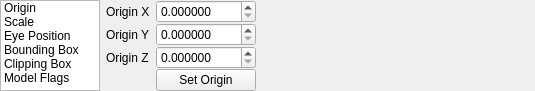
SamVanheer/HalfLifeAssetManager, file src/tools/hlam/ui/assets/studiomodel/dockpanels/StudioModelModelDataPanel.ui: the form before one commit.
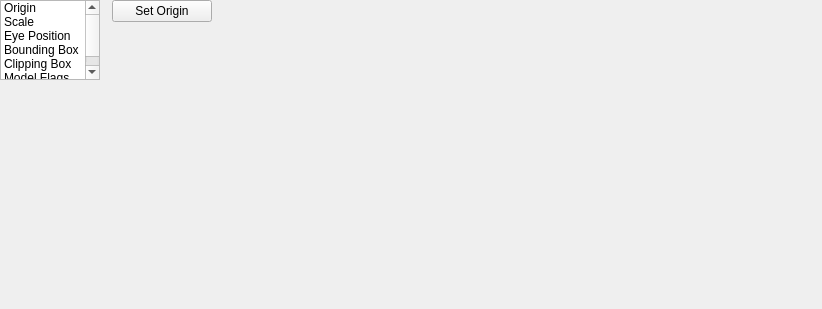
The form after the commit. Custom widgets are drawn as their Qt base class.

Commit message: Rework Model Data Origin page to use Vector3Edit widget

What changed in the file:
```diff
--- a/src/tools/hlam/ui/assets/studiomodel/dockpanels/StudioModelModelDataPanel.ui
+++ b/src/tools/hlam/ui/assets/studiomodel/dockpanels/StudioModelModelDataPanel.ui
@@ -6,8 +6,8 @@
    <rect>
     <x>0</x>
     <y>0</y>
-    <width>535</width>
-    <height>83</height>
+    <width>822</width>
+    <height>309</height>
    </rect>
   </property>
   <property name="windowTitle">
@@ -76,14 +76,7 @@
        <property name="verticalSpacing">
         <number>0</number>
        </property>
-       <item row="0" column="0">
-        <widget class="QLabel" name="label">
-         <property name="text">
-          <string>Origin X</string>
-         </property>
-        </widget>
-       </item>
-       <item row="3" column="1">
+       <item row="1" column="1">
         <widget class="QPushButton" name="SetOrigin">
          <property name="sizePolicy">
           <sizepolicy hsizetype="Fixed" vsizetype="Fixed">
@@ -108,46 +101,7 @@
          </property>
         </widget>
        </item>
-       <item row="2" column="1">
-        <widget class="QDoubleSpinBox" name="OriginZ">
-         <property name="sizePolicy">
-          <sizepolicy hsizetype="Fixed" vsizetype="Fixed">
-           <horstretch>0</horstretch>
-           <verstretch>0</verstretch>
-          </sizepolicy>
-         </property>
-         <property name="minimumSize">
-          <size>
-           <width>100</width>
-           <height>0</height>
-          </size>
-         </property>
-         <property name="maximumSize">
-          <size>
-           <width>200</width>
-           <height>16777215</height>
-          </size>
-         </property>
-         <property name="decimals">
-          <number>6</number>
-         </property>
-        </widget>
-       </item>
-       <item row="1" column="0">
-        <widget class="QLabel" name="label_2">
-         <property name="text">
-          <string>Origin Y</string>
-         </property>
-        </widget>
-       </item>
-       <item row="2" column="0">
-        <widget class="QLabel" name="label_3">
-         <property name="text">
-          <string>Origin Z</string>
-         </property>
-        </widget>
-       </item>
-       <item row="0" column="2" rowspan="4">
+       <item row="0" column="2" rowspan="2">
         <spacer name="horizontalSpacer_6">
          <property name="orientation">
           <enum>Qt::Horizontal</enum>
@@ -160,57 +114,7 @@
          </property>
         </spacer>
        </item>
-       <item row="0" column="1">
-        <widget class="QDoubleSpinBox" name="OriginX">
-         <property name="sizePolicy">
-          <sizepolicy hsizetype="Fixed" vsizetype="Fixed">
-           <horstretch>0</horstretch>
-           <verstretch>0</verstretch>
-          </sizepolicy>
-         </property>
-         <property name="minimumSize">
-          <size>
-           <width>100</width>
-           <height>0</height>
-          </size>
-         </property>
-         <property name="maximumSize">
-          <size>
-           <width>200</width>
-           <height>16777215</height>
-          </size>
-         </property>
-         <property name="decimals">
-          <number>6</number>
-         </property>
-        </widget>
-       </item>
-       <item row="1" column="1">
-        <widget class="QDoubleSpinBox" name="OriginY">
-         <property name="sizePolicy">
-          <sizepolicy hsizetype="Fixed" vsizetype="Fixed">
-           <horstretch>0</horstretch>
-           <verstretch>0</verstretch>
-          </sizepolicy>
-         </property>
-         <property name="minimumSize">
-          <size>
-           <width>100</width>
-           <height>0</height>
-          </size>
-         </property>
-         <property name="maximumSize">
-          <size>
-           <width>200</width>
-           <height>16777215</height>
-          </size>
-         </property>
-         <property name="decimals">
-          <number>6</number>
-         </property>
-        </widget>
-       </item>
-       <item row="4" column="0" colspan="2">
+       <item row="2" column="0" colspan="2">
         <spacer name="verticalSpacer_2">
          <property name="orientation">
           <enum>Qt::Vertical</enum>
```
Left out of the diff: 3 changed lines with no effect on the pictures. The commit also changes 1 other file.
